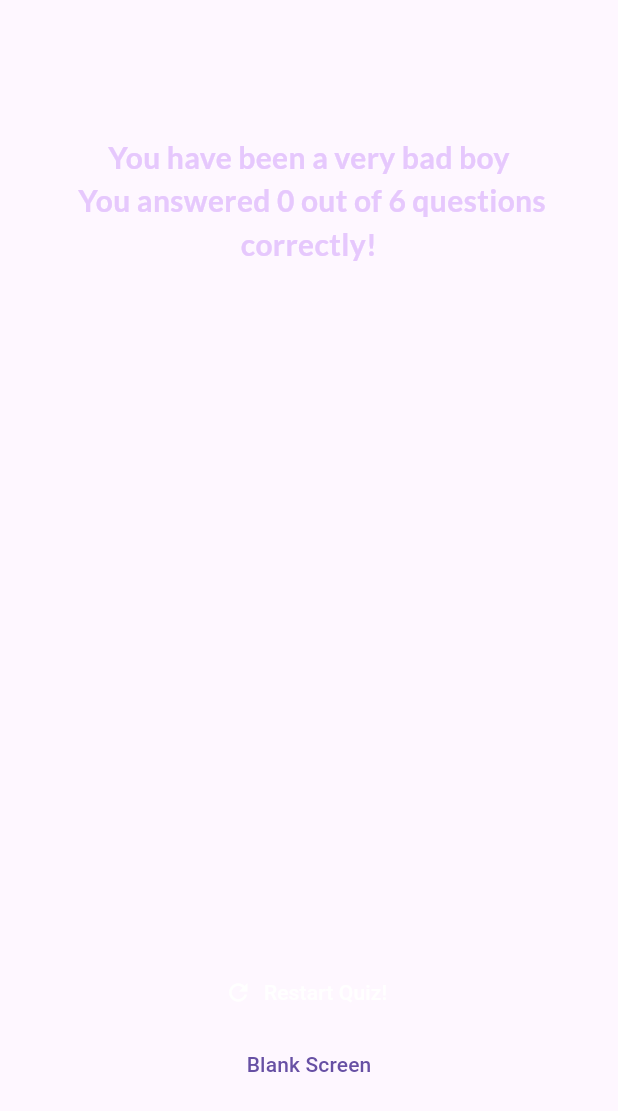
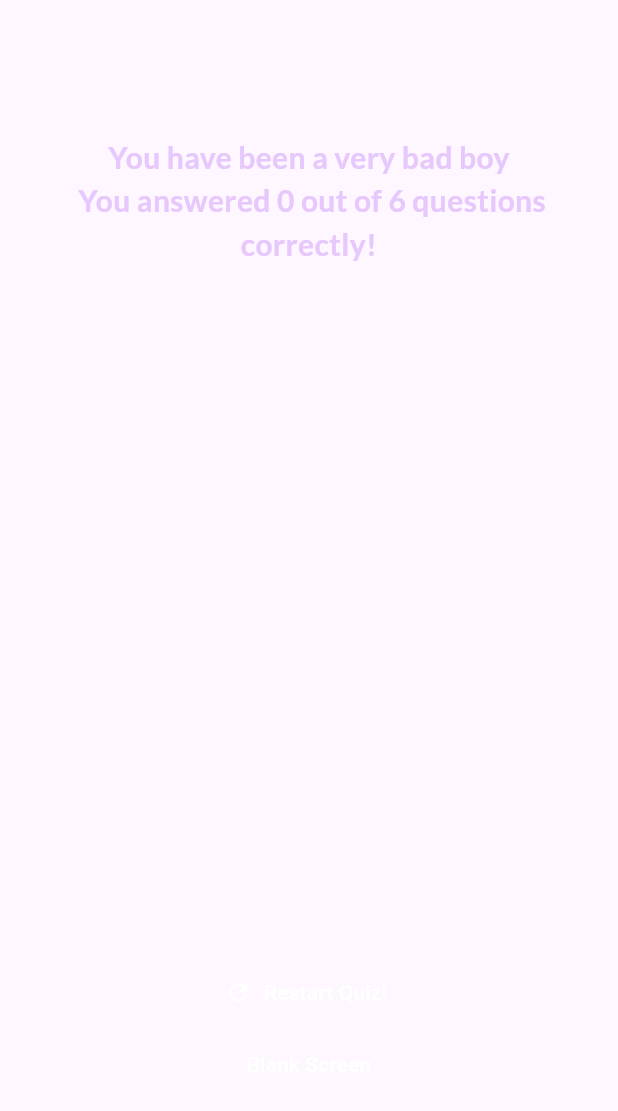
Before and after one commit to Itszipzon/mobile_assignment1, a Flutter app: the ResultsScreen widget shown alone on an empty page, opened directly with empty values, after a tap on "Blank Screen", on a phone screen of 412 x 824 dp. Shown: the top 1111 px of the screen. Run offline on Flutter 3.47's test engine with Material 3 defaults, Android fonts, the phone set to English and light mode, and no system bars; our stand-ins replace google_fonts.

Commit message:
added styling to the blank screen button

```diff
--- a/lib/results_screen.dart
+++ b/lib/results_screen.dart
@@ -84,7 +84,11 @@ class ResultsScreen extends StatelessWidget {
               label: const Text('Restart Quiz!'),
             ),
             TextButton.icon(
-                onPressed: onBlank, label: const Text("Blank Screen")),
+                onPressed: onBlank,
+                style: TextButton.styleFrom(
+                  foregroundColor: Colors.white,
+                ),
+                label: const Text("Blank Screen")),
           ],
         ),
       ),
```
